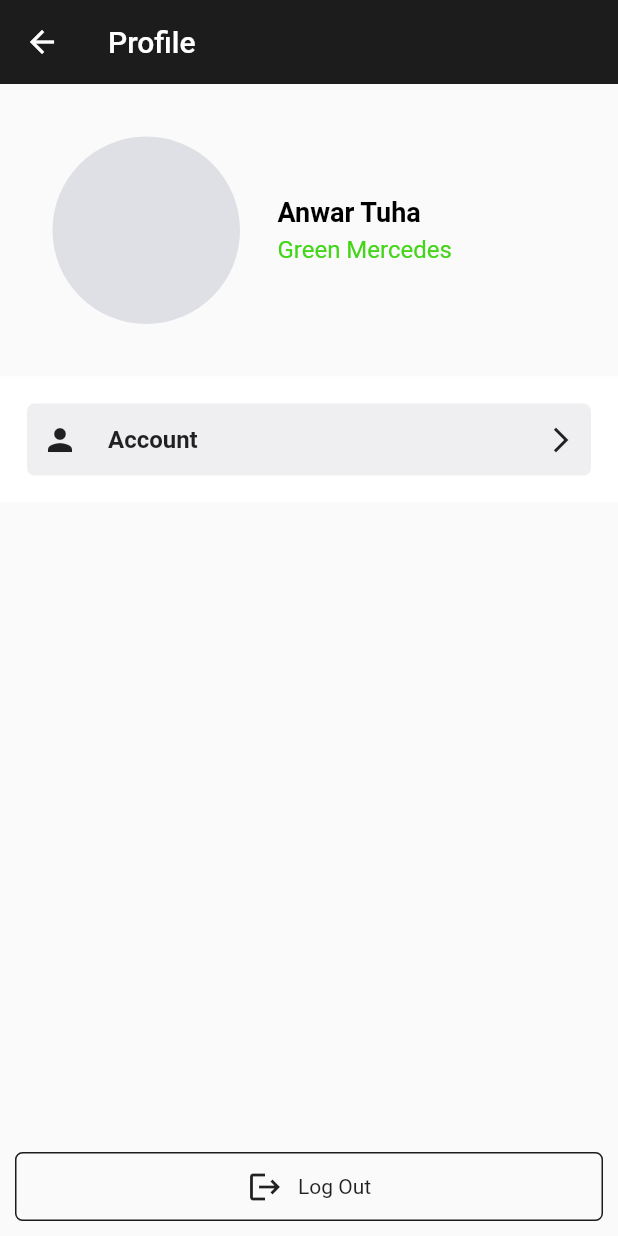
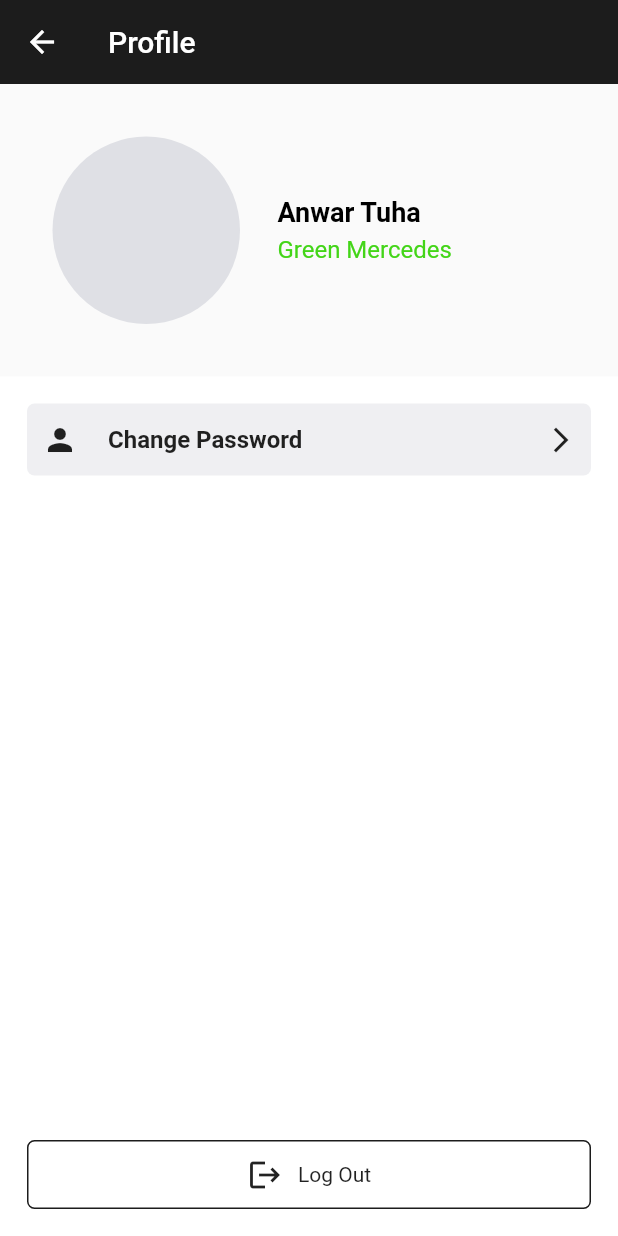
Before and after one commit to Haileman11/lastmile_delivery, a Flutter app: the ProfilePageView screen opened by its route, on a phone screen of 412 x 824 dp. Run offline on Flutter 3.47's test engine with Material 2 defaults, Android fonts, the phone set to English and light mode, and no system bars; our stand-ins replace bloc, country_code_picker, dartz, dio, dotted_line, equatable and 12 more; missing offline and left inert: flutter_polyline_points, geolocator_platform_interface; accounts and stored records are empty; network calls fail; Roboto replaces fonts that are missing (Raleway).

Commit message:
<feat>: DN-373 Implementation done - Added change password page - finished adding functions to auth repository and service classes - added bloc class for changing password

```diff
--- a/lib/src/config/routes/app_routes.dart
+++ b/lib/src/config/routes/app_routes.dart
@@ -18,4 +18,5 @@ class AppRoutes {
   static const verificationPageRoute = '/verification-page';
   static const signingInPageRoute = '/signing-in-page';
   static const profilePageRoute = '/profile-page';
+  static const changePasswordPageRoute = '/change-password-page';
 }
--- a/lib/src/domain/repositories/auth_repository.dart
+++ b/lib/src/domain/repositories/auth_repository.dart
@@ -8,4 +8,7 @@ abstract class AuthRepository {
       RegisterDriverRequestParams params);
   Future<Either<Failure, DriverModel>> loginDriver(String phoneNumber);
   Future<Either<String, String>> verifyPhoneNumber(String code);
+
+  Future<Either<Failure, String>> changePassword(
+      String oldPassword, String newPassword);
 }
--- a/lib/src/injector.dart
+++ b/lib/src/injector.dart
@@ -14,6 +14,7 @@ import 'package:lastmile_mobile/src/domain/repositories/auth_repository.dart';
 import 'package:lastmile_mobile/src/domain/repositories/base_geolocation_repo.dart';
 import 'package:lastmile_mobile/src/domain/repositories/image_upload_repository.dart';
 import 'package:lastmile_mobile/src/domain/repositories/order_history_repo.dart';
+import 'package:lastmile_mobile/src/presentation/views/change_password_page/blocs/change_password/change_password_bloc.dart';
 import 'package:lastmile_mobile/src/presentation/views/home_page/blocs/driver_location/driver_location_bloc.dart';
 import 'package:lastmile_mobile/src/presentation/views/home_page/blocs/driver_profile/driver_profile_bloc.dart';
 import 'package:lastmile_mobile/src/presentation/views/home_page/blocs/order/order_bloc.dart';
@@ -84,5 +85,6 @@ Future<void> initializeDependencies() async {
     ..registerFactory<ImageUploadBloc>(() => ImageUploadBloc(injector()))
     ..registerFactory<RegisterBloc>(() => RegisterBloc(injector()))
     ..registerFactory<VerifyPhoneBloc>(() => VerifyPhoneBloc(injector()))
-    ..registerFactory<LoginBloc>(() => LoginBloc(injector()));
+    ..registerFactory<LoginBloc>(() => LoginBloc(injector()))
+    ..registerFactory<ChangePasswordBloc>(() => ChangePasswordBloc(injector()));
 }
--- /dev/null
+++ b/lib/src/presentation/views/change_password_page/blocs/change_password/change_password_bloc.dart
@@ -0,0 +1,23 @@
+import 'package:bloc/bloc.dart';
+import 'package:equatable/equatable.dart';
+import 'package:lastmile_mobile/src/domain/repositories/auth_repository.dart';
+
+part 'change_password_event.dart';
+part 'change_password_state.dart';
+
+class ChangePasswordBloc
+    extends Bloc<ChangePasswordEvent, ChangePasswordState> {
+  final AuthRepository _authRepository;
+
+  ChangePasswordBloc(this._authRepository)
+      : super(const ChangePasswordInitial()) {
+    on<ChangePassword>((event, emit) async {
+      emit(const ChangePasswordLoading());
+      final result = await _authRepository.changePassword(
+          event.oldPassword, event.newPassword);
+      result.fold(
+          (l) => emit(const ChangePasswordError('incorrect old password')),
+          (r) => emit(const ChangePasswordDone()));
+    });
+  }
+}
--- /dev/null
+++ b/lib/src/presentation/views/change_password_page/blocs/change_password/change_password_event.dart
@@ -0,0 +1,14 @@
+part of 'change_password_bloc.dart';
+
+abstract class ChangePasswordEvent extends Equatable {
+  const ChangePasswordEvent();
+  @override
+  List<Object> get props => [];
+}
+
+class ChangePassword extends ChangePasswordEvent {
+  final String oldPassword;
+  final String newPassword;
+
+  const ChangePassword(this.oldPassword, this.newPassword);
+}
--- /dev/null
+++ b/lib/src/presentation/views/change_password_page/blocs/change_password/change_password_state.dart
@@ -0,0 +1,24 @@
+part of 'change_password_bloc.dart';
+
+abstract class ChangePasswordState extends Equatable {
+  const ChangePasswordState();
+  @override
+  List<Object> get props => [];
+}
+
+class ChangePasswordInitial extends ChangePasswordState {
+  const ChangePasswordInitial();
+}
+
+class ChangePasswordLoading extends ChangePasswordState {
+  const ChangePasswordLoading();
+}
+
+class ChangePasswordDone extends ChangePasswordState {
+  const ChangePasswordDone();
+}
+
+class ChangePasswordError extends ChangePasswordState {
+  final String errorMessage;
+  const ChangePasswordError(this.errorMessage);
+}
--- a/lib/src/presentation/views/menu_page/widgets/menu_items.dart
+++ b/lib/src/presentation/views/menu_page/widgets/menu_items.dart
@@ -27,7 +27,10 @@ class MenuItems extends StatelessWidget {
           key: 'PROFILE_BUTTON',
           'assets/images/menu_item_profile.png',
           'Profile',
-          () {},
+          () {
+            NavigationService.instance
+                .navigateTo(AppRoutes.profilePageRoute, context);
+          },
         ),
         const SizedBox(height: 15.0),
         _buildMenuItem(
--- a/lib/src/presentation/views/profile_page/profile_page_view.dart
+++ b/lib/src/presentation/views/profile_page/profile_page_view.dart
@@ -1,7 +1,6 @@
 import 'package:flutter/material.dart';
 import 'package:flutter/services.dart';
 import 'package:lastmile_mobile/src/config/themes/app_themes.dart';
-import 'package:lastmile_mobile/src/presentation/views/profile_page/widgets/log_out_button.dart';
 import 'package:lastmile_mobile/src/presentation/views/profile_page/widgets/profile_menu_items.dart';
 
 import 'widgets/profile_info.dart';
@@ -32,8 +31,6 @@ class ProfilePageView extends StatelessWidget {
         children: const [
           ProfileInfo(),
           ProfileMenuItems(),
-          Expanded(child: SizedBox()),
-          LogOutButton(),
         ],
       ),
     );
--- a/lib/src/presentation/views/profile_page/widgets/log_out_button.dart
+++ b/lib/src/presentation/views/profile_page/widgets/log_out_button.dart
@@ -8,7 +8,7 @@ class LogOutButton extends StatelessWidget {
   Widget build(BuildContext context) {
     return Container(
       padding: const EdgeInsets.all(10.0),
-      margin: const EdgeInsets.all(10.0),
+      //margin: const EdgeInsets.all(10.0),
       decoration: BoxDecoration(
         border: Border.all(color: AppColors.appBlack),
         borderRadius: const BorderRadius.all(Radius.circular(5.0)),
--- /dev/null
+++ b/lib/src/presentation/views/profile_page/widgets/profile_menu_item.dart
@@ -0,0 +1,53 @@
+import 'package:flutter/material.dart';
+import 'package:lastmile_mobile/src/config/themes/app_themes.dart';
+
+class ProfileMenuItem extends StatelessWidget {
+  const ProfileMenuItem({
+    Key? key,
+    required this.title,
+    required this.onTap,
+  }) : super(key: key);
+
+  final String title;
+  final VoidCallback onTap;
+
+  @override
+  Widget build(BuildContext context) {
+    return GestureDetector(
+      onTap: onTap,
+      child: Container(
+        padding: const EdgeInsets.symmetric(
+          horizontal: 10.0,
+          vertical: 12.0,
+        ),
+        decoration: BoxDecoration(
+            color: AppColors.lightGrey.withOpacity(0.5),
+            borderRadius: const BorderRadius.all(Radius.circular(5.0))),
+        child: Row(
+          mainAxisAlignment: MainAxisAlignment.spaceBetween,
+          children: [
+            Row(
+              children: const [
+                Icon(Icons.person),
+                SizedBox(
+                  width: 20.0,
+                ),
+                Text(
+                  'Change Password',
+                  style: TextStyle(
+                    fontWeight: FontWeight.w600,
+                    fontSize: AppFontSizes.font_size_16,
+                  ),
+                )
+              ],
+            ),
+            const Icon(
+              Icons.arrow_forward_ios,
+              size: 20,
+            ),
+          ],
+        ),
+      ),
+    );
+  }
+}
--- a/lib/src/presentation/views/profile_page/widgets/profile_menu_items.dart
+++ b/lib/src/presentation/views/profile_page/widgets/profile_menu_items.dart
@@ -1,59 +1,38 @@
 import 'package:flutter/material.dart';
+import 'package:lastmile_mobile/src/config/routes/app_routes.dart';
 import 'package:lastmile_mobile/src/config/themes/app_themes.dart';
+import 'package:lastmile_mobile/src/core/utils/navigations.dart';
+import 'package:lastmile_mobile/src/presentation/views/profile_page/widgets/profile_menu_item.dart';
+
+import 'log_out_button.dart';
 
 class ProfileMenuItems extends StatelessWidget {
   const ProfileMenuItems({Key? key}) : super(key: key);
 
   @override
   Widget build(BuildContext context) {
-    return Container(
+    return Expanded(
+      child: Container(
         color: AppColors.white,
         width: double.infinity,
         padding: const EdgeInsets.symmetric(
           horizontal: AppPadding.padding_18,
           vertical: AppPadding.padding_18,
         ),
-      child: _buildMenuItems(),
-    );
-  }
-
-  _buildMenuItems() {
-    return Column(
+        child: Column(
+          mainAxisSize: MainAxisSize.max,
           children: [
-        Container(
-          padding: const EdgeInsets.symmetric(
-            horizontal: 10.0,
-            vertical: 12.0,
-          ),
-          decoration: BoxDecoration(
-              color: AppColors.lightGrey.withOpacity(0.5),
-              borderRadius: const BorderRadius.all(Radius.circular(5.0))),
-          child: Row(
-            mainAxisAlignment: MainAxisAlignment.spaceBetween,
-            children: [
-              Row(
-                children: const [
-                  Icon(Icons.person),
-                  SizedBox(
-                    width: 20.0,
-                  ),
-                  Text(
-                    'Account',
-                    style: TextStyle(
-                      fontWeight: FontWeight.w600,
-                      fontSize: AppFontSizes.font_size_16,
-                    ),
-                  )
-                ],
-              ),
-              const Icon(
-                Icons.arrow_forward_ios,
-                size: 20,
-              ),
+            ProfileMenuItem(
+                title: 'Change Password',
+                onTap: () {
+                  NavigationService.instance
+                      .navigateTo(AppRoutes.changePasswordPageRoute, context);
+                }),
+            const Expanded(child: SizedBox()),
+            const LogOutButton(),
           ],
         ),
       ),
-      ],
     );
   }
 }
--- a/lib/src/presentation/views/splash_page/splash_page_view.dart
+++ b/lib/src/presentation/views/splash_page/splash_page_view.dart
@@ -29,7 +29,7 @@ class _SplashPageViewState extends State<SplashPageView> {
     bool isUserLoggedIn = await AuthenticationUtils.isUserLoggedIn();
     FlutterNativeSplash.remove();
     if (isUserLoggedIn) {
-      Navigator.popAndPushNamed(context, AppRoutes.profilePageRoute);
+      Navigator.popAndPushNamed(context, AppRoutes.homePageRoute);
     } else {
       Navigator.popAndPushNamed(context, AppRoutes.loginPageRoute);
     }
```
Also changed, not shown: lib/main.dart (+7 -0 lines), lib/src/data/datasources/remote/auth_api_service.dart (+14 -0 lines), lib/src/data/repositories/auth_repo_impl.dart (+12 -0 lines), lib/src/presentation/views/change_password_page/change_password_page_view.dart (added, +162 -0 lines), assets/images/change_password_header.png (added). Lines whose indentation alone changed are shown as unchanged.
